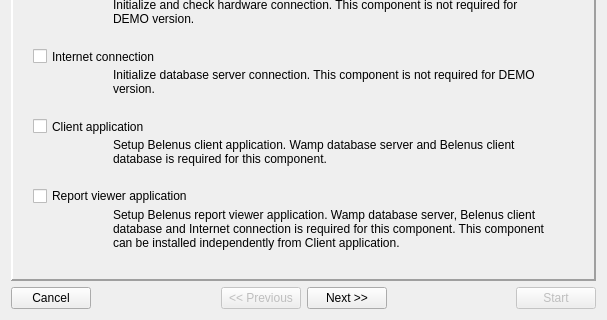
First picture: the form in install/dlgMain.ui, repository tbikfalvi/Belenus, before the edit; both pictures show x 0 to 607 and y 215 to 535 of the 607 by 535 pixel window.
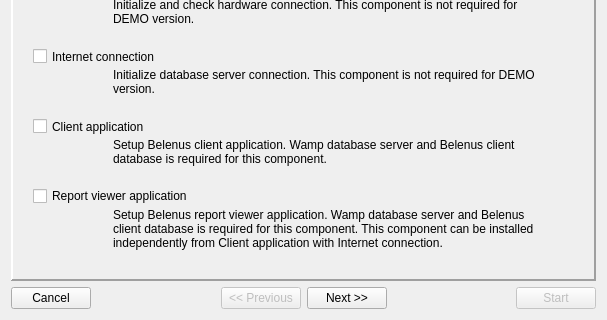
Second picture: the form after the edit. The open tabs and pages were chosen to show the change. Icons and pictures are not drawn.

Patch:
```diff
--- a/install/dlgMain.ui
+++ b/install/dlgMain.ui
@@ -625,11 +625,11 @@
          <x>100</x>
          <y>410</y>
          <width>440</width>
-         <height>50</height>
+         <height>61</height>
         </rect>
        </property>
        <property name="text">
-        <string>Setup Belenus report viewer application. Wamp database server, Belenus client database and Internet connection is required for this component. This component can be installed independently from Client application.</string>
+        <string>Setup Belenus report viewer application. Wamp database server and Belenus client database is required for this component. This component can be installed independently from Client application with Internet connection.</string>
        </property>
        <property name="alignment">
         <set>Qt::AlignLeading|Qt::AlignLeft|Qt::AlignTop</set>
```
Left out of the diff: 2 changed lines with no effect on the pictures.
